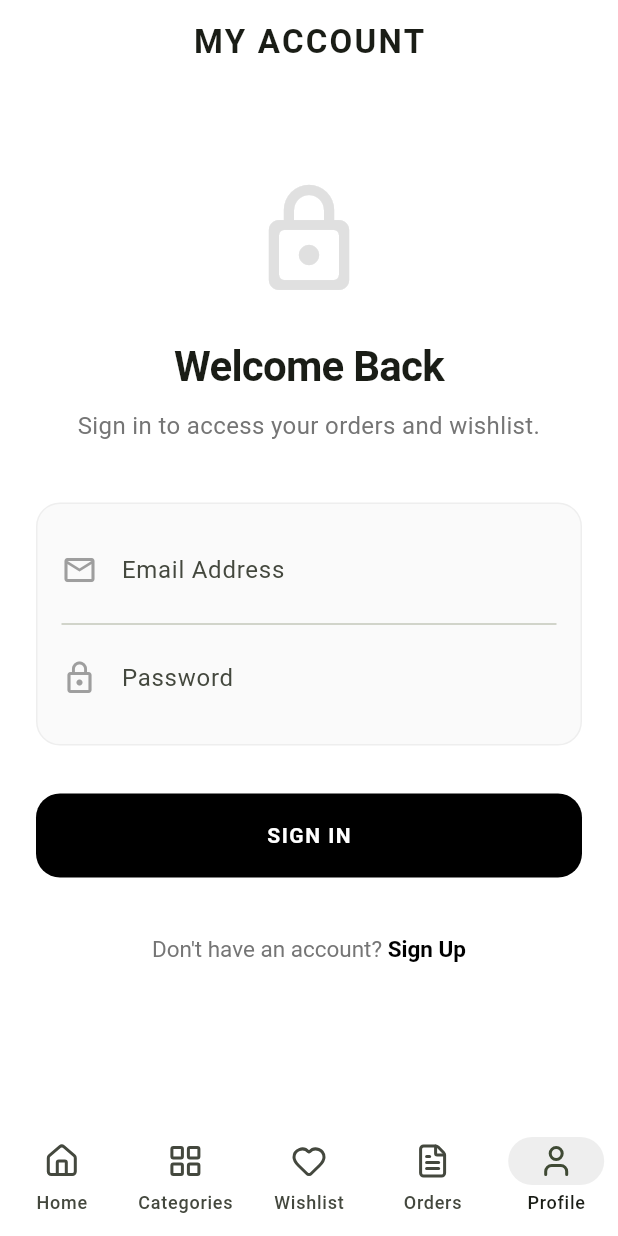
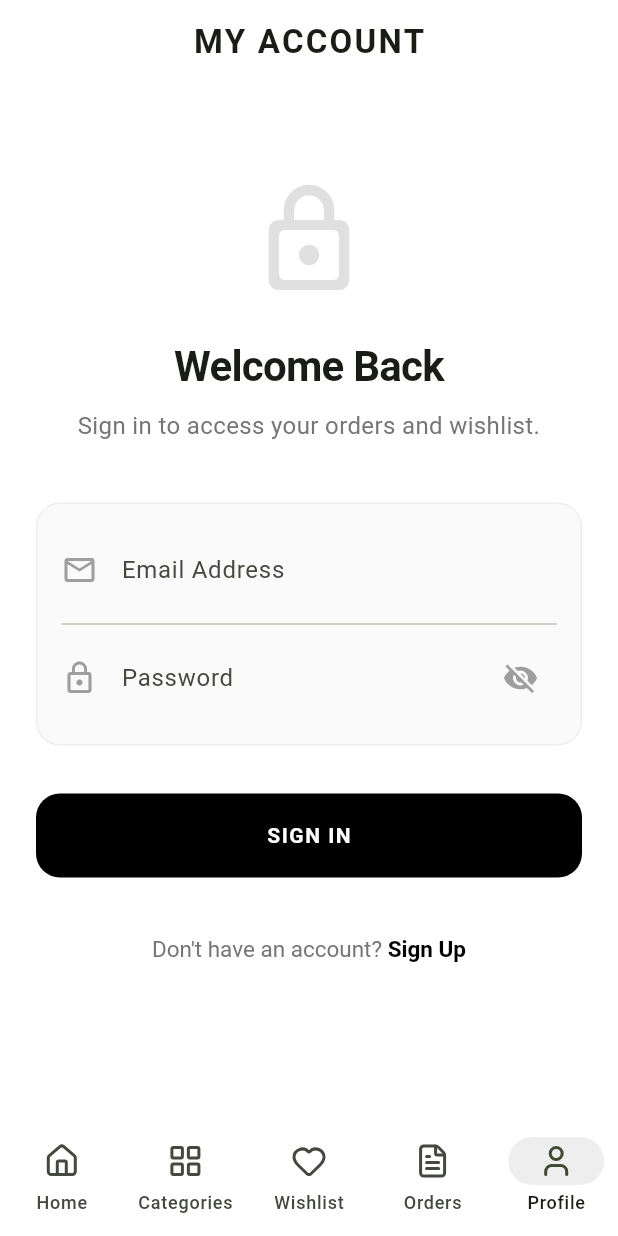
Before and after one commit to Akhilvijayanvj/svaneya-user-app, a Flutter app: the screen it shows after launch, item 5 of the bottom bar chosen, on a phone screen of 412 x 824 dp. Run offline on Flutter 3.47's test engine with Material 3 defaults, Android fonts, the phone set to English and light mode, and no system bars; our stand-ins replace badges, carousel_slider, firebase_core, firebase_messaging, flutter_local_notifications, lucide_icons and 4 more; missing offline and left inert: razorpay_flutter; accounts and stored records are empty.

Commit message:
Add password visibility toggle to account screen

```diff
--- a/lib/account.dart
+++ b/lib/account.dart
@@ -14,6 +14,7 @@
   final passwordController = TextEditingController();
   bool isLoading = false;
   bool isLogin = true;
+  bool _obscurePassword = true;
 
   @override
   void dispose() {
@@ -105,12 +106,20 @@
                 const Divider(),
                 TextField(
                   controller: passwordController,
-                  decoration: const InputDecoration(
+                  decoration: InputDecoration(
                     labelText: "Password",
                     border: InputBorder.none,
-                    icon: Icon(Icons.lock_outline, color: Colors.grey),
+                    icon: const Icon(Icons.lock_outline, color: Colors.grey),
+                    suffixIcon: IconButton(
+                      icon: Icon(_obscurePassword ? Icons.visibility_off : Icons.visibility, color: Colors.grey),
+                      onPressed: () {
+                        setState(() {
+                          _obscurePassword = !_obscurePassword;
+                        });
+                      },
+                    ),
                   ),
-                  obscureText: true,
+                  obscureText: _obscurePassword,
                 ),
               ],
             ),
```
